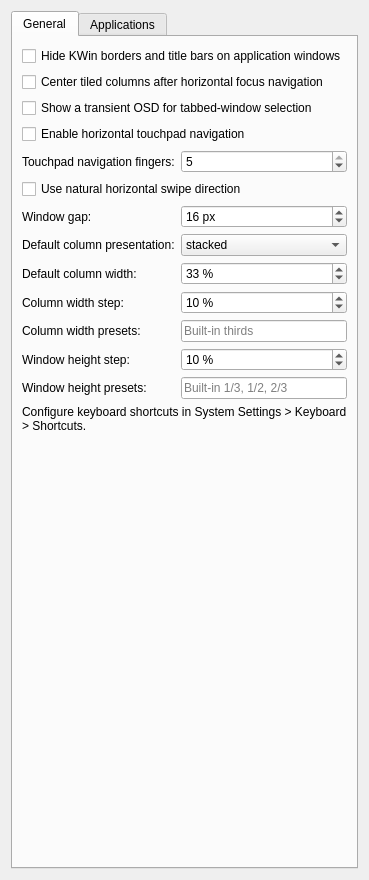
First picture: the form in packaging/kwin-script/contents/ui/config.ui, repository kontonkara/driftile, before the edit.
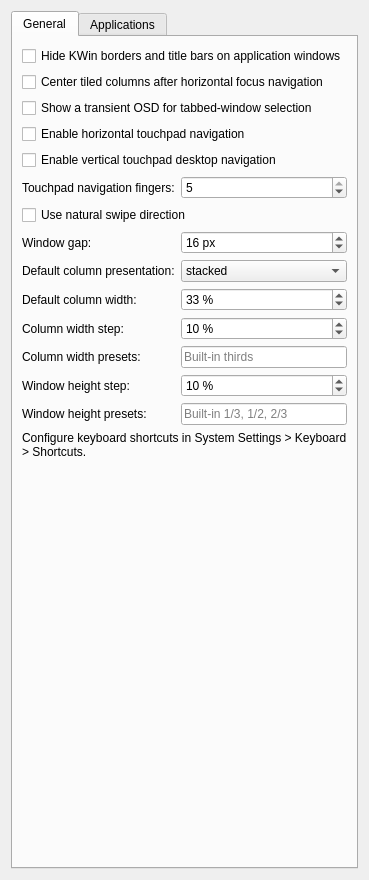
Second picture: the form after the edit.

Commit message: feat(gesture): add vertical desktop navigation

```diff
--- a/packaging/kwin-script/contents/ui/config.ui
+++ b/packaging/kwin-script/contents/ui/config.ui
@@ -41,6 +41,16 @@
          </property>
         </widget>
        </item>
+       <item>
+        <widget class="QCheckBox" name="kcfg_TouchpadWorkspaceNavigation">
+         <property name="text">
+          <string>Enable vertical touchpad desktop navigation</string>
+         </property>
+         <property name="toolTip">
+          <string>Swipe vertically to focus the adjacent virtual desktop.</string>
+         </property>
+        </widget>
+       </item>
        <item>
         <layout class="QFormLayout" name="touchpadNavigationLayout">
          <item row="0" column="0">
@@ -71,7 +81,7 @@
        <item>
         <widget class="QCheckBox" name="kcfg_TouchpadNaturalScroll">
          <property name="text">
-          <string>Use natural horizontal swipe direction</string>
+          <string>Use natural swipe direction</string>
          </property>
         </widget>
        </item>
```
The commit also changes 15 other files.
